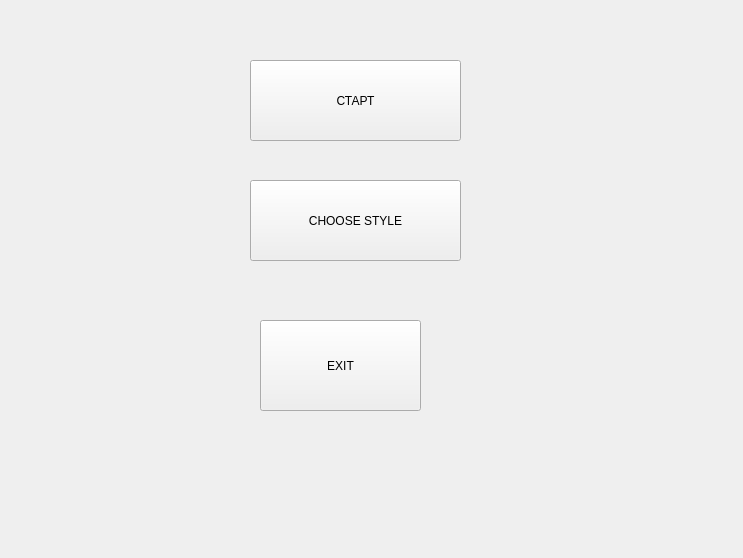
GGrify/FlappyBird, file mainmenu.ui: the form before one commit.
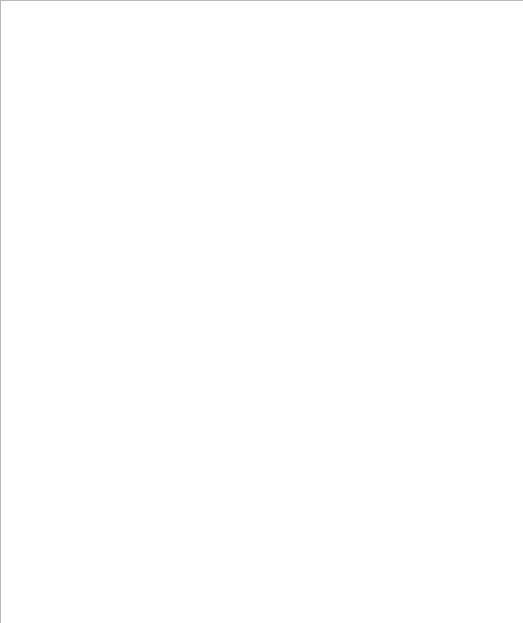
The form after the commit. Icons and pictures are not drawn.

Commit message: New menu + sounds

The edit to the form file:
```diff
--- a/mainmenu.ui
+++ b/mainmenu.ui
@@ -6,64 +6,99 @@
    <rect>
     <x>0</x>
     <y>0</y>
-    <width>743</width>
-    <height>558</height>
+    <width>523</width>
+    <height>623</height>
    </rect>
   </property>
+  <property name="maximumSize">
+   <size>
+    <width>523</width>
+    <height>623</height>
+   </size>
+  </property>
   <property name="windowTitle">
    <string>Form</string>
   </property>
+  <property name="styleSheet">
+   <string notr="true"/>
+  </property>
   <widget class="QPushButton" name="pushButton">
    <property name="geometry">
     <rect>
-     <x>250</x>
-     <y>60</y>
-     <width>211</width>
-     <height>81</height>
+     <x>150</x>
+     <y>230</y>
+     <width>233</width>
+     <height>71</height>
     </rect>
    </property>
    <property name="cursor">
     <cursorShape>PointingHandCursor</cursorShape>
    </property>
+   <property name="styleSheet">
+    <string notr="true">background: url(:/images/start_btn.png);
+border-radius: 33px;</string>
+   </property>
    <property name="text">
-    <string>СТАРТ</string>
+    <string/>
    </property>
   </widget>
   <widget class="QPushButton" name="pushButton_2">
    <property name="geometry">
     <rect>
-     <x>260</x>
-     <y>320</y>
-     <width>161</width>
-     <height>91</height>
+     <x>150</x>
+     <y>414</y>
+     <width>233</width>
+     <height>71</height>
     </rect>
    </property>
    <property name="cursor">
     <cursorShape>PointingHandCursor</cursorShape>
    </property>
+   <property name="styleSheet">
+    <string notr="true">background: url(:/images/exit_btn.png);
+border-radius: 33px;</string>
+   </property>
    <property name="text">
-    <string>EXIT</string>
+    <string/>
    </property>
   </widget>
   <widget class="QPushButton" name="pushButton_3">
    <property name="geometry">
     <rect>
-     <x>250</x>
-     <y>180</y>
-     <width>211</width>
-     <height>81</height>
+     <x>150</x>
+     <y>324</y>
+     <width>233</width>
+     <height>71</height>
     </rect>
    </property>
    <property name="cursor">
     <cursorShape>PointingHandCursor</cursorShape>
    </property>
    <property name="styleSheet">
-    <string notr="true">background: url(:/images/BG_2.png)</string>
+    <string notr="true">background: url(:/images/score_btn.png);
+border-radius: 33px;</string>
    </property>
    <property name="text">
-    <string>CHOOSE STYLE</string>
+    <string/>
    </property>
   </widget>
+  <widget class="QGraphicsView" name="graphicsView">
+   <property name="geometry">
+    <rect>
+     <x>0</x>
+     <y>0</y>
+     <width>525</width>
+     <height>625</height>
+    </rect>
+   </property>
+   <property name="styleSheet">
+    <string notr="true">background: url(:/images/main_menu_bg.png)</string>
+   </property>
+  </widget>
+  <zorder>graphicsView</zorder>
+  <zorder>pushButton</zorder>
+  <zorder>pushButton_2</zorder>
+  <zorder>pushButton_3</zorder>
  </widget>
  <resources/>
  <connections/>
```
The commit also changes 17 other files.
